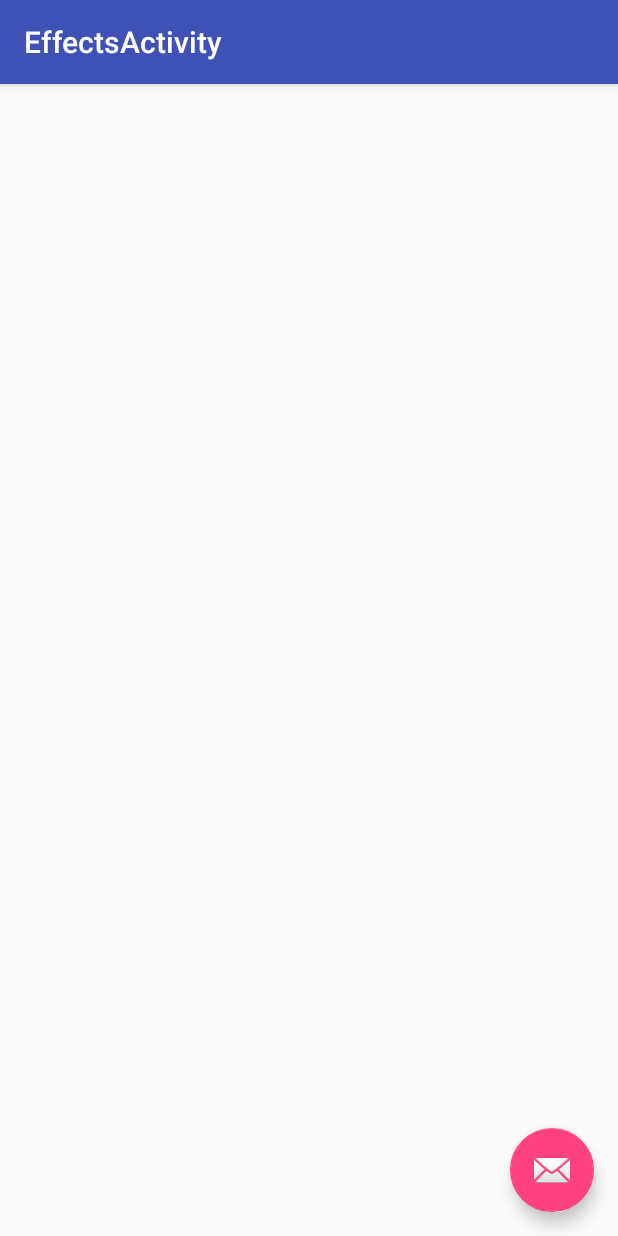
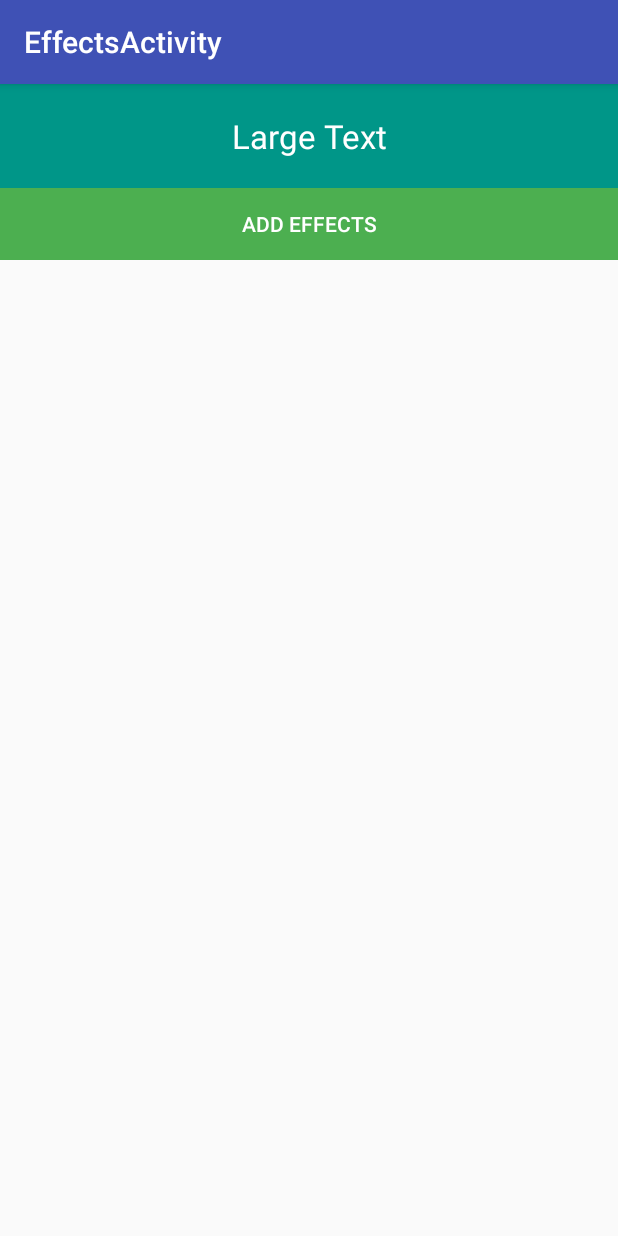
Before and after one commit to alok-sm/RoposoHack, an Android app: the EffectsActivity screen opened directly, with no data from a screen before it, on a phone screen of 412 x 824 dp. Run offline under Robolectric (Android 15) with nearby library versions, the light colour scheme and no system bars; 2 statements that could not run were skipped.

Commit message:
Added effects activity

```diff
--- a/app/src/main/java/com/hack/roposohack/EffectsActivity.java
+++ b/app/src/main/java/com/hack/roposohack/EffectsActivity.java
@@ -1,15 +1,27 @@
 package com.hack.roposohack;
 
+import android.content.DialogInterface;
 import android.os.Bundle;
 import android.support.design.widget.FloatingActionButton;
 import android.support.design.widget.Snackbar;
+import android.support.v7.app.AlertDialog;
 import android.support.v7.app.AppCompatActivity;
 import android.support.v7.widget.Toolbar;
 import android.view.View;
+import android.widget.Button;
 
 import java.io.File;
+import java.util.ArrayList;
 
 public class EffectsActivity extends AppCompatActivity {
+    private File audioFile;
+    private File videoFile;
+
+    private FloatingActionButton fab;
+    private Button addEffectsButton;
+
+    private boolean effectsSelected;
+    private ArrayList seletedItems;
 
     @Override
     protected void onCreate(Bundle savedInstanceState) {
@@ -18,17 +30,48 @@ public class EffectsActivity extends AppCompatActivity {
         Toolbar toolbar = (Toolbar) findViewById(R.id.toolbar);
         setSupportActionBar(toolbar);
 
-        FloatingActionButton fab = (FloatingActionButton) findViewById(R.id.fab);
-        fab.setOnClickListener(new View.OnClickListener() {
+        audioFile = new File(getIntent().getStringExtra("audioFile"));
+        videoFile = new File(getIntent().getStringExtra("videoFile"));
+
+        fab = (FloatingActionButton) findViewById(R.id.fab);
+        fab.hide();
+
+        addEffectsButton = (Button) findViewById(R.id.addEffects);
+        addEffectsButton.setOnClickListener(new View.OnClickListener() {
             @Override
-            public void onClick(View view) {
-                Snackbar.make(view, "Replace with your own action", Snackbar.LENGTH_LONG)
-                        .setAction("Action", null).show();
+            public void onClick(View v) {
+                final CharSequence[] items = {" Easy "," Medium "," Hard "," Very Hard "};
+                seletedItems = new ArrayList();
+
+                AlertDialog dialog = new AlertDialog.Builder(EffectsActivity.this)
+                    .setTitle("Select Effects")
+                    .setMultiChoiceItems(items, null, new DialogInterface.OnMultiChoiceClickListener() {
+                        @Override
+                        public void onClick(DialogInterface dialog, int indexSelected, boolean isChecked) {
+                            if (isChecked) {
+                                seletedItems.add(indexSelected);
+                            } else if (seletedItems.contains(indexSelected)) {
+                                seletedItems.remove(Integer.valueOf(indexSelected));
+                            }
+                        }
+                    }).setPositiveButton("OK", new DialogInterface.OnClickListener() {
+                        @Override
+                        public void onClick(DialogInterface dialog, int id) {
+                            effectsSelected = true;
+
+                        }
+                    }).create();
+                dialog.show();
             }
         });
 
-        File audioFile = new File(getIntent().getStringExtra("audioFile"));
-        File videoFile = new File(getIntent().getStringExtra("videoFile"));
+        if (fab != null) {
+            fab.setOnClickListener(new View.OnClickListener() {
+                @Override
+                public void onClick(View view) {
+                    //Write code to do stuff here
+                }
+            });
+        }
     }
-
 }
--- a/app/src/main/res/layout/activity_effects.xml
+++ b/app/src/main/res/layout/activity_effects.xml
@@ -29,6 +29,6 @@
         android:layout_height="wrap_content"
         android:layout_gravity="bottom|end"
         android:layout_margin="@dimen/fab_margin"
-        android:src="@android:drawable/ic_dialog_email" />
+        android:src="@android:drawable/ic_media_play" />
 
 </android.support.design.widget.CoordinatorLayout>
--- a/app/src/main/res/layout/content_effects.xml
+++ b/app/src/main/res/layout/content_effects.xml
@@ -4,12 +4,41 @@
     xmlns:tools="http://schemas.android.com/tools"
     android:layout_width="match_parent"
     android:layout_height="match_parent"
-    android:paddingBottom="@dimen/activity_vertical_margin"
-    android:paddingLeft="@dimen/activity_horizontal_margin"
-    android:paddingRight="@dimen/activity_horizontal_margin"
-    android:paddingTop="@dimen/activity_vertical_margin"
     app:layout_behavior="@string/appbar_scrolling_view_behavior"
     tools:context="com.hack.roposohack.EffectsActivity"
     tools:showIn="@layout/activity_effects">
 
+    <LinearLayout
+        android:id="@+id/text"
+        android:layout_width="match_parent"
+        android:layout_height="wrap_content"
+        android:orientation="vertical"
+        android:background="#009688"
+        android:paddingBottom="20dp"
+        android:paddingTop="20dp">
+        <TextView
+            android:layout_width="match_parent"
+            android:layout_height="wrap_content"
+            android:textAppearance="?android:attr/textAppearanceLarge"
+            android:text="Large Text"
+            android:id="@+id/textView"
+            android:gravity="center"
+            android:textColor="#ffffff"/>
+    </LinearLayout>
+
+    <LinearLayout
+        android:layout_width="match_parent"
+        android:layout_height="wrap_content"
+        android:orientation="vertical"
+        android:layout_below="@+id/text"
+        android:background="#4CAF50">
+        <Button
+            android:textColor="#ffffff"
+            android:layout_width="match_parent"
+            android:layout_height="wrap_content"
+            android:text="Add Effects"
+            android:id="@+id/addEffects"
+            style="@style/Widget.AppCompat.Button.Borderless"/>
+    </LinearLayout>
+
 </RelativeLayout>
```
